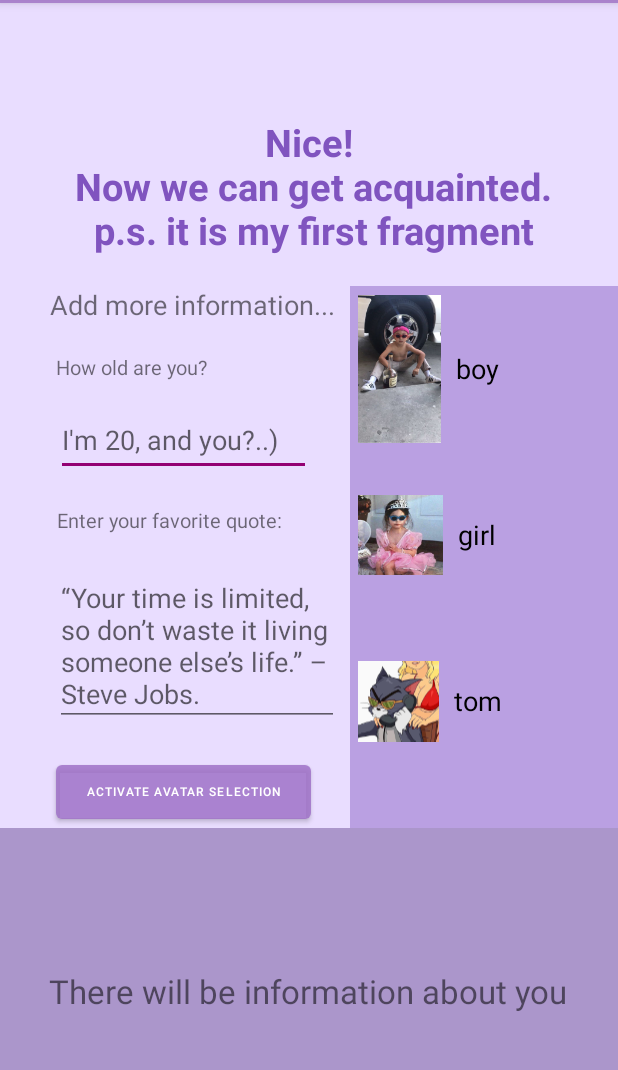
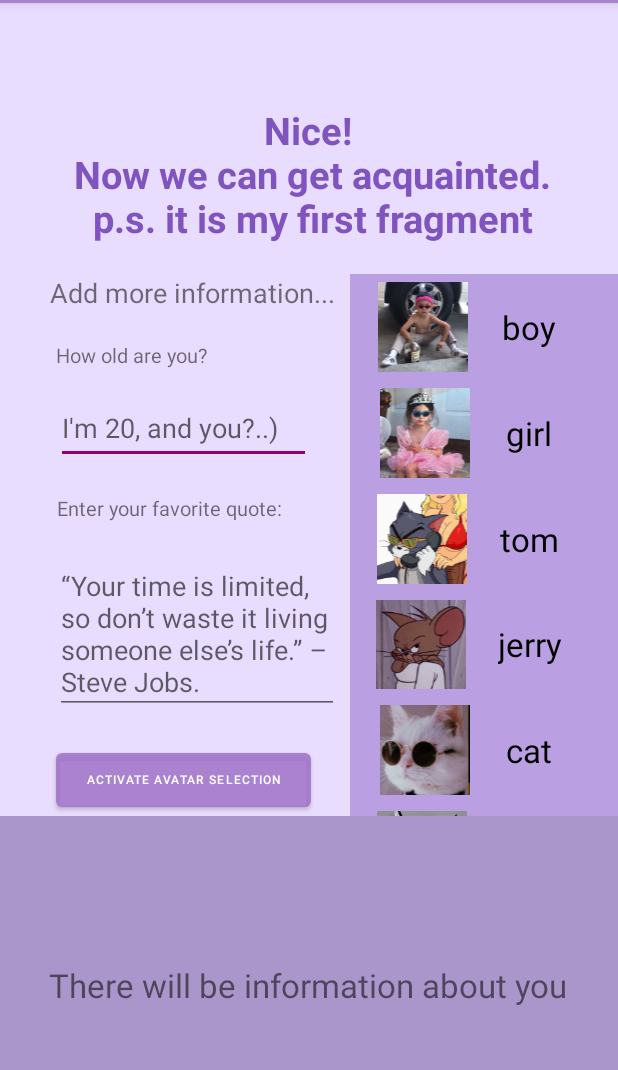
Before and after one commit to NastyuMi/Kotlin-XML, an Android app: the MainFragmentActivity screen opened directly, with no data from a screen before it, on a phone screen of 412 x 824 dp, the part 81-1151 px from its top. Run offline under Robolectric (Android 15) with nearby library versions, the phone set to English and light mode, and no system bars.

Commit message:
Lab♥3-8♥

```diff
--- a/app/src/main/res/layout/activity_main_first_fragment.xml
+++ b/app/src/main/res/layout/activity_main_first_fragment.xml
@@ -12,16 +12,17 @@
         android:id="@+id/text_titleMFFActivity"
         android:layout_width="wrap_content"
         android:layout_height="wrap_content"
-        android:layout_marginTop="75dp"
         android:text="@string/main_fragment"
         android:textAlignment="center"
         android:textColor="@color/maincolor"
         android:textSize="25dp"
         android:textStyle="bold"
+        app:layout_constraintBottom_toBottomOf="parent"
         app:layout_constraintEnd_toEndOf="parent"
-        app:layout_constraintHorizontal_bias="0.5"
+        app:layout_constraintHorizontal_bias="0.494"
         app:layout_constraintStart_toStartOf="parent"
-        app:layout_constraintTop_toTopOf="parent" />
+        app:layout_constraintTop_toTopOf="parent"
+        app:layout_constraintVertical_bias="0.1" />
 
     <TextView
         android:id="@+id/text_moreInformAboutUsers"
--- a/app/src/main/res/layout/recycle_row.xml
+++ b/app/src/main/res/layout/recycle_row.xml
@@ -10,8 +10,8 @@
 
     <ImageView
         android:id="@+id/image_avatars"
-        android:layout_width="0dp"
-        android:layout_height="100dp"
+        android:layout_width="60dp"
+        android:layout_height="wrap_content"
         android:layout_weight="1.5"
         app:srcCompat="@drawable/ic_launcher_foreground"
         tools:ignore="ContentDescription"/>
@@ -24,7 +24,7 @@
         android:layout_gravity="center_vertical"
         android:layout_marginLeft="10dp"
         android:textColor="@color/black"
-        android:textSize="8pt"
+        android:textSize="10pt"
         android:text="image name" />
 
 </LinearLayout>
```
Also changed, not shown: app/src/main/res/drawable/boy.jpg, app/src/main/res/drawable/cat.jpg, app/src/main/res/drawable/dog.jpg, app/src/main/res/drawable/girl.jpg.
